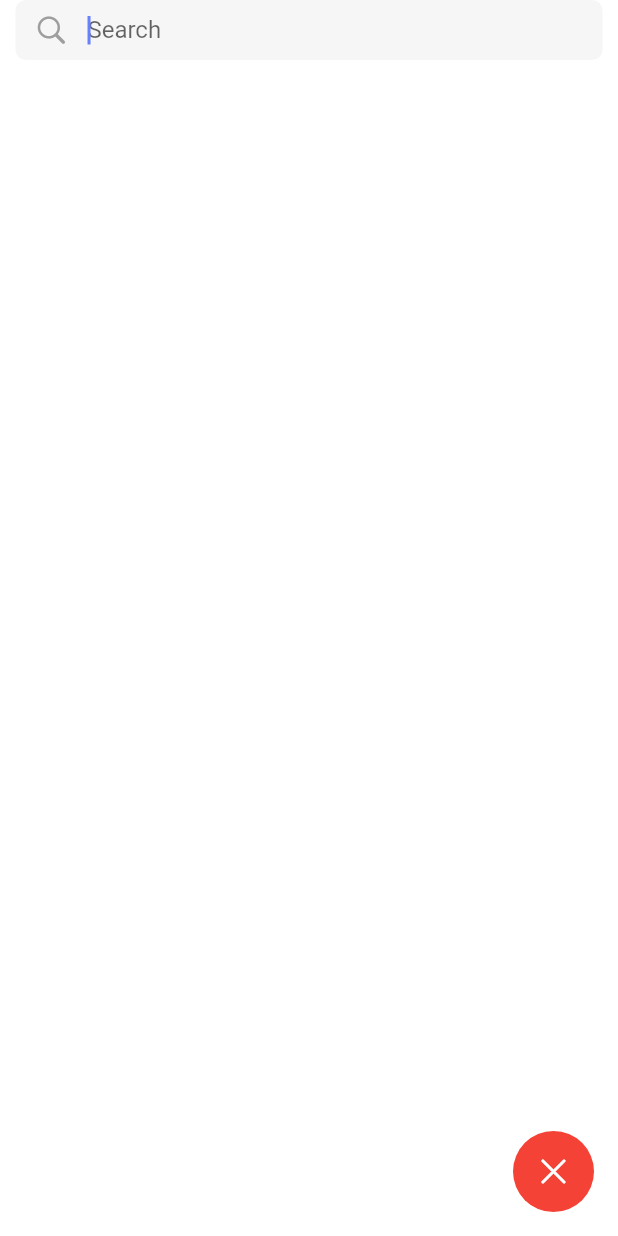
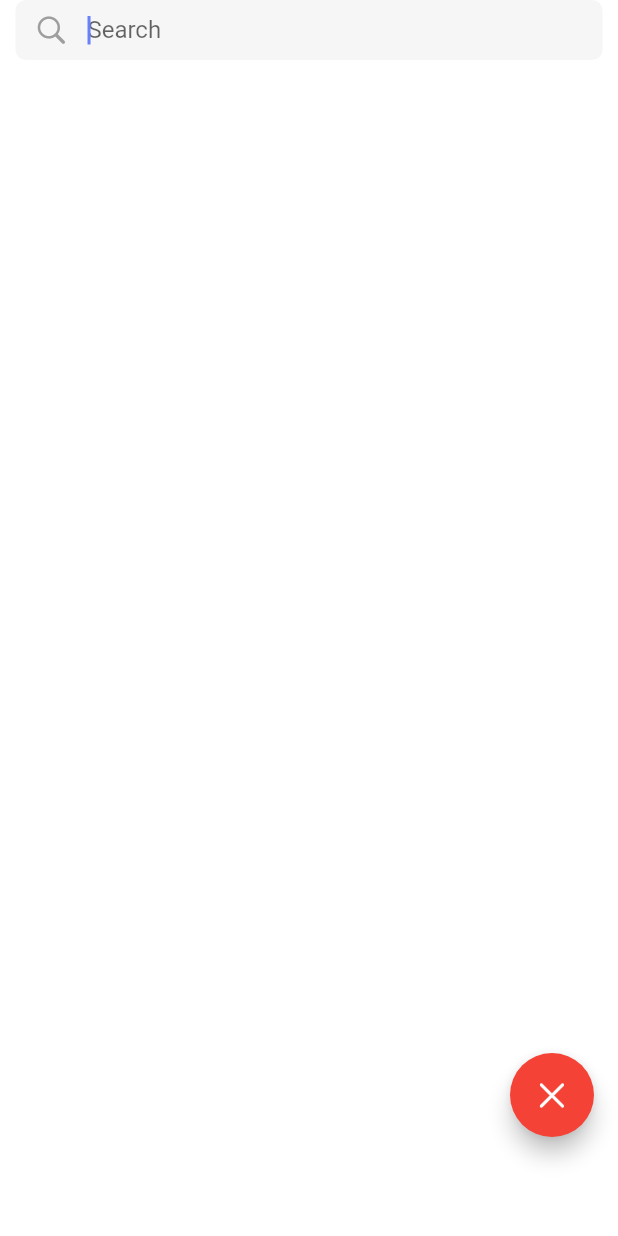
Before and after one commit to pavittarsingh315/Jima-Frontend, a Flutter app: the SearchPage screen opened directly, on a phone screen of 412 x 824 dp. Run offline on Flutter 3.47's test engine with Material 2 defaults, Android fonts, the phone set to English and light mode, and no system bars; our stand-ins replace another_flushbar, cached_network_image, flutter_image_compress, flutter_keyboard_visibility, flutter_multi_formatter, flutter_secure_storage and 10 more; missing offline and left inert: custom_nested_scroll_view, flutter_uploader; accounts and stored records are empty.

Commit message:
Figured out how to reimplement glass navbar.

```diff
--- a/lib/pages/browse/search_page.dart
+++ b/lib/pages/browse/search_page.dart
@@ -1,6 +1,7 @@
 import 'package:flutter/material.dart';
 import 'package:flutter/cupertino.dart';
 import 'package:flutter/services.dart';
+import 'package:flutter_keyboard_visibility/flutter_keyboard_visibility.dart';
 
 import 'package:nerajima/pages/browse/search_body.dart';
 
@@ -11,29 +12,23 @@ class SearchPage extends StatelessWidget {
   Widget build(BuildContext context) {
     return Scaffold(
       body: const SearchBody(),
-      floatingActionButton: _backButton(context),
-    );
-  }
-
-  Widget _backButton(BuildContext context) {
-    return GestureDetector(
-      behavior: HitTestBehavior.translucent,
-      onTap: () {
+      floatingActionButton: KeyboardVisibilityBuilder(
+        builder: (context, isKeyboardVisible) {
+          return Padding(
+            padding: EdgeInsets.only(bottom: isKeyboardVisible ? 0 : 50),
+            child: FloatingActionButton(
+              onPressed: () {
                 HapticFeedback.mediumImpact();
                 Navigator.of(context).pop();
               },
-      child: Container(
-        decoration: const BoxDecoration(
-          shape: BoxShape.circle,
-          color: Colors.red,
-        ),
-        child: const Padding(
-          padding: EdgeInsets.all(15.0),
-          child: Icon(
+              backgroundColor: Colors.red,
+              child: const Icon(
                 CupertinoIcons.xmark,
                 color: Colors.white,
               ),
             ),
+          );
+        },
       ),
     );
   }
--- a/lib/pages/home/home.dart
+++ b/lib/pages/home/home.dart
@@ -44,12 +44,13 @@ class HomePage extends StatelessWidget {
   }
 
   Widget _floatingActionButton(BuildContext context) {
-    return SpeedDial(
+    return Padding(
+      padding: const EdgeInsets.only(bottom: 50.0),
+      child: SpeedDial(
         icon: Icons.more_horiz,
         activeIcon: Icons.close,
         backgroundColor: primary,
         iconTheme: const IconThemeData(color: Colors.white),
-      animationDuration: const Duration(milliseconds: 50),
         animationCurve: Curves.easeIn,
         overlayOpacity: 0,
         spacing: 4,
@@ -71,6 +72,7 @@ class HomePage extends StatelessWidget {
             child: const Icon(Icons.add, color: Colors.white),
           ),
         ],
+      ),
     );
   }
 }
--- a/lib/providers/theme_provider.dart
+++ b/lib/providers/theme_provider.dart
@@ -10,7 +10,7 @@ const Color darkModeBackgroundContrast = Color(0xFF151515);
 const Color lightModeBackgroundContrast = Color(0xFFf6f6f6);
 
 const double glassSigmaValue = 11;
-const double glassOpacity = 1; // TODO: change this value to 0.75 once body extends past navbar
+const double glassOpacity = 0.75;
 
 class ThemeProvider extends ChangeNotifier {
   ThemeMode _themeMode = ThemeMode.light;
--- a/lib/trunk.dart
+++ b/lib/trunk.dart
@@ -79,12 +79,12 @@ class _AppTrunkState extends State<AppTrunk> {
         onGenerateRoute: RouteGenerator.generateRoute,
       ),
       navBarHeight: bottomPadding + 50, // 50 is the height of each _navItem
-      bottomScreenMargin: 50,
+      bottomScreenMargin: 0,
+      backgroundColor: darkModeIsOn ? Colors.black.withOpacity(glassOpacity) : Colors.white.withOpacity(glassOpacity),
       customWidget: (NavBarEssentials navBarEssentials) {
         return GlassWrapper(
           child: Container(
             decoration: BoxDecoration(
-              color: darkModeIsOn ? Colors.black.withOpacity(glassOpacity) : Colors.white.withOpacity(glassOpacity),
               border: Border(
                 top: BorderSide(
                   width: 0.1,
--- a/pubspec.yaml
+++ b/pubspec.yaml
@@ -58,6 +58,7 @@ dependencies:
    animations: ^2.0.3
    flutter_speed_dial: ^6.0.0
    persistent_bottom_nav_bar_v2: ^4.2.3
+   flutter_keyboard_visibility: ^5.3.0
 
 dev_dependencies:
    flutter_test:
```
Also changed, not shown: pubspec.lock. Lines whose indentation alone changed are shown as unchanged.
